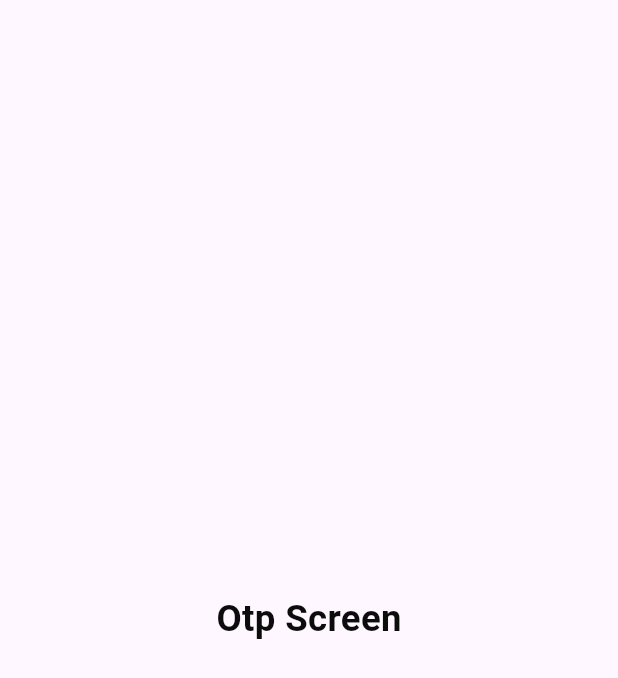
After one commit to momenibrahim180-svg/Ecommerce-App, a Flutter app: the screen it shows after launch, after a tap on "Login", on a phone screen of 412 x 824 dp. The commit adds this screen. Shown: the top 678 px of the screen. Run offline on Flutter 3.47's test engine with Material 3 defaults, Android fonts, the phone set to English and light mode, and no system bars; our stand-ins replace flutter_screenutil.

Commit message:
- Added new route. - Added Otp Screen.

```diff
--- a/lib/core/routing/app_router.dart
+++ b/lib/core/routing/app_router.dart
@@ -1,12 +1,15 @@
 import 'package:ecommerce_youtube/core/routing/routes.dart';
 import 'package:ecommerce_youtube/features/auth/ui/screens/login_screen.dart';
+import 'package:ecommerce_youtube/features/auth/ui/screens/otp_screen.dart';
 import 'package:flutter/material.dart';
 
 class AppRouter {
- static Route<Widget>? onGenerateRoute(RouteSettings settings) {
+  static Route<Widget>? onGenerateRoute(RouteSettings settings) {
     switch (settings.name) {
       case Routes.login:
         return MaterialPageRoute(builder: (_) => LoginScreen());
+      case Routes.otp:
+        return MaterialPageRoute(builder: (_) => OtpScreen());
     }
     return null;
   }
--- a/lib/core/routing/routes.dart
+++ b/lib/core/routing/routes.dart
@@ -1,3 +1,4 @@
 abstract class Routes {
   static const String login = '/login';
+  static const String otp = '/otp';
 }
--- a/lib/features/auth/ui/screens/login_screen.dart
+++ b/lib/features/auth/ui/screens/login_screen.dart
@@ -1,4 +1,5 @@
 import 'package:ecommerce_youtube/core/helpers/extensions.dart';
+import 'package:ecommerce_youtube/core/routing/routes.dart';
 import 'package:ecommerce_youtube/core/theming/app_color.dart';
 import 'package:ecommerce_youtube/core/theming/app_text_style.dart';
 import 'package:ecommerce_youtube/core/widgets/app_button.dart';
@@ -27,7 +28,7 @@ class _LoginScreenState extends State<LoginScreen> {
     return Scaffold(
       body: SafeArea(
         child: SingleChildScrollView(
-          padding:paddingSymmetric(16, 27),
+          padding: paddingSymmetric(16, 27),
           child: Column(
             crossAxisAlignment: CrossAxisAlignment.start,
             children: [
@@ -49,7 +50,12 @@ class _LoginScreenState extends State<LoginScreen> {
                 hintText: '(+20)   _ _ _ _ _ _ _ _ _ _',
               ),
               104.height,
-              AppButton(text: 'Login'),
+              AppButton(
+                text: 'Login',
+                onPressed: () {
+                  Navigator.pushNamed(context, Routes.otp);
+                },
+              ),
             ],
           ),
         ),
--- /dev/null
+++ b/lib/features/auth/ui/screens/otp_screen.dart
@@ -0,0 +1,13 @@
+import 'package:ecommerce_youtube/core/theming/app_text_style.dart';
+import 'package:flutter/material.dart';
+
+class OtpScreen extends StatelessWidget {
+  const OtpScreen({super.key});
+
+  @override
+  Widget build(BuildContext context) {
+    return Scaffold(
+      body: Center(child: Text('Otp Screen', style: AppTextStyle.font24W700)),
+    );
+  }
+}
```
